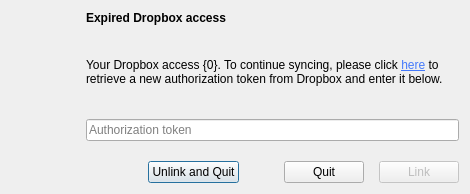
Before: the Qt Designer form maestral_qt/resources/relink_dialog.ui in samschott/maestral-qt, drawn with Qt 5.
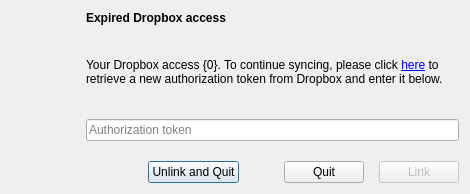
After: the same form once the commit is applied. Custom widgets are drawn as their Qt base class.

Commit message: don't hard-code link colors

```diff
--- a/maestral_qt/resources/relink_dialog.ui
+++ b/maestral_qt/resources/relink_dialog.ui
@@ -47,7 +47,7 @@
       </size>
      </property>
      <property name="text">
-      <string>Your Dropbox access {0}. To continue syncing, please click &lt;a href=&quot;{1}&quot; style=&quot;color: rgb(68, 121, 251)&quot;&gt;here&lt;/a&gt; to retrieve a new authorization token from Dropbox and enter it below.</string>
+      <string>Your Dropbox access {0}. To continue syncing, please click &lt;a href=&quot;{1}&quot;&gt;here&lt;/a&gt; to retrieve a new authorization token from Dropbox and enter it below.</string>
      </property>
      <property name="wordWrap">
       <bool>true</bool>
```
The commit also changes 3 other files.
